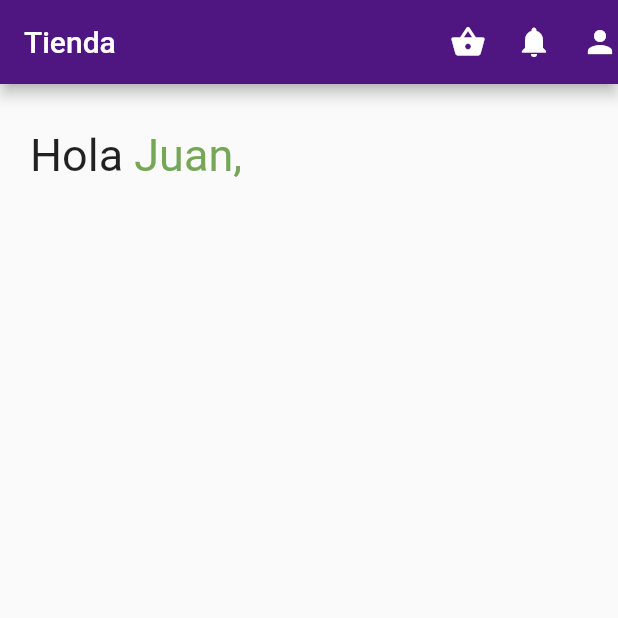
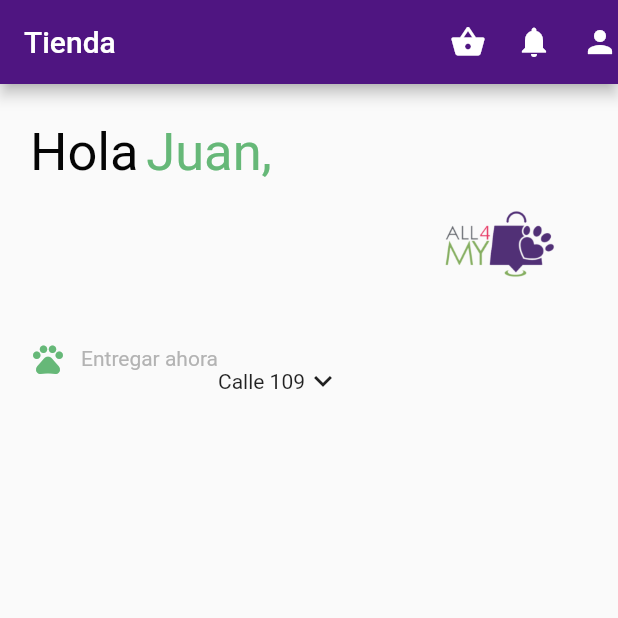
Before and after one commit to ImanolMG/myappofpets, a Flutter app: the screen it shows after launch, on a phone screen of 412 x 824 dp, the top half of it. Run offline on Flutter 3.47's test engine with Material 2 defaults, Android fonts, the light colour scheme and no system bars; our stand-ins replace firebase_auth, firebase_core, flutter_secure_storage, google_sign_in; missing offline and left inert: flutter_secure_storage_web, passwordfield; accounts and stored records are empty.

Commit message:
Se agrega cambios al primer widget

```diff
--- a/lib/main.dart
+++ b/lib/main.dart
@@ -1,6 +1,6 @@
 import 'package:firebase_core/firebase_core.dart';
 import 'package:flutter/material.dart';
-import 'package:myappofpets/pages/home_Entry.dart';
+//import 'package:myappofpets/pages/home_Entry.dart';
 import 'package:myappofpets/pages/pages_main.dart';
 
 Future<void> main() async {
--- a/lib/pages/pages_main.dart
+++ b/lib/pages/pages_main.dart
@@ -20,27 +20,82 @@ class Pages_main extends StatelessWidget {
           Icon(Icons.person),
         ],
       ),
-      body: ListView(
-        padding: const EdgeInsets.fromLTRB(20, 30, 20, 20),
+      body: SafeArea(
+        child: Center(
+          child: Padding(
+            padding: const EdgeInsets.fromLTRB(0, 25, 20, 0),
+            child: ListView(
+              children: [
+                Padding(
+                  padding: const EdgeInsets.only(left: 20.0),
+                  child: Row(
                     children: const [
-          Text.rich(
-            TextSpan(
-              text: 'Hola ',
+                      Text(
+                        'Hola',
                         style: TextStyle(
-                fontSize: 30,
+                          color: Color.fromARGB(255, 5, 5, 5),
+                          fontSize: 35,
                         ),
-              children: <TextSpan>[
-                TextSpan(
-                    text: 'Juan,',
+                      ),
+                      Padding(
+                        padding: EdgeInsets.only(left: 5.0),
+                        child: Text(
+                          'Juan,',
                           style: TextStyle(
-                      color: Color.fromRGBO(117, 167, 86, 1),
-                      fontSize: 30,
-                    )),
+                            color: Color.fromARGB(255, 102, 184, 120),
+                            fontSize: 35,
+                          ),
+                        ),
+                      ),
+                    ],
+                  ),
+                ),
+
+                //Segunda secciíon de imagen
+                Container(
+                  padding: const EdgeInsets.fromLTRB(280, 10, 10, 0),
+                  child: Image.asset(
+                    'assets/images/LogoInicio.png',
+                    width: 40.0,
+                    height: 60.0,
+                  ),
+                ),
+
+                //Tercera sección: Text + icons
+                Padding(
+                  padding: const EdgeInsets.fromLTRB(20, 20, 0, 0),
+                  child: Row(
+                    children: const [
+                      Icon(
+                        Icons.pets,
+                        color: Color.fromARGB(255, 102, 184, 120),
+                      ),
+                      Padding(
+                        padding: EdgeInsets.only(left: 10),
+                        child: Text(
+                          'Entregar ahora',
+                          style: TextStyle(
+                              color: Color.fromARGB(255, 179, 179, 179)),
+                        ),
+                      ),
+                      Padding(
+                        padding: EdgeInsets.only(left: 0, top: 30),
+                        child: Text('Calle 109'),
+                      ),
+                      Padding(
+                        padding: EdgeInsets.only(left: 0, top: 30),
+                        child: Icon(
+                          Icons.keyboard_arrow_down,
+                        ),
+                      )
                     ],
                   ),
                 )
               ],
             ),
+          ),
+        ),
+      ),
     );
   }
 }
```
Lines whose indentation alone changed are shown as unchanged.
